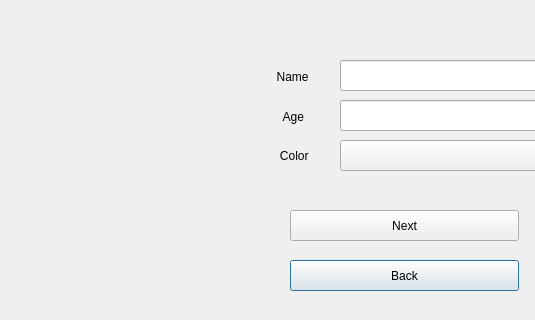
First picture: the form in set.ui, repository Matin0789/Condottiere-, before the edit; both pictures show x 0 to 535 and y 0 to 320 of the 803 by 604 pixel window.
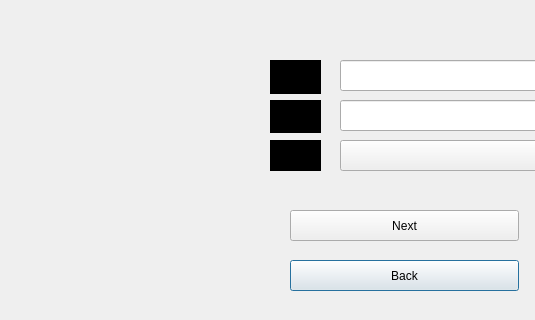
Second picture: the form after the edit. Icons and pictures are not drawn.

Patch:
```diff
--- a/set.ui
+++ b/set.ui
@@ -104,7 +104,9 @@
     </rect>
    </property>
    <property name="styleSheet">
-    <string notr="true">border-image: url(:/Description/Graphics/photos/white (1).jpg);</string>
+    <string notr="true">border-image: url(:/Description/Graphics/photos/white (1).jpg);
+color: rgb(0, 0, 0);
+background-color: rgb(0, 0, 0);</string>
    </property>
    <property name="text">
     <string>  Name </string>
@@ -133,7 +135,9 @@
     </rect>
    </property>
    <property name="styleSheet">
-    <string notr="true">border-image: url(:/Description/Graphics/photos/white (1).jpg);</string>
+    <string notr="true">border-image: url(:/Description/Graphics/photos/white (1).jpg);
+color: rgb(0, 0, 0);
+background-color: rgb(0, 0, 0);</string>
    </property>
    <property name="text">
     <string>    Age </string>
@@ -149,7 +153,9 @@
     </rect>
    </property>
    <property name="styleSheet">
-    <string notr="true">border-image: url(:/Description/Graphics/photos/white (1).jpg);</string>
+    <string notr="true">border-image: url(:/Description/Graphics/photos/white (1).jpg);
+color: rgb(0, 0, 0);
+background-color: rgb(0, 0, 0);</string>
    </property>
    <property name="text">
     <string>   Color </string>
```
Left out of the diff: 8 changed lines with no effect on the pictures.
